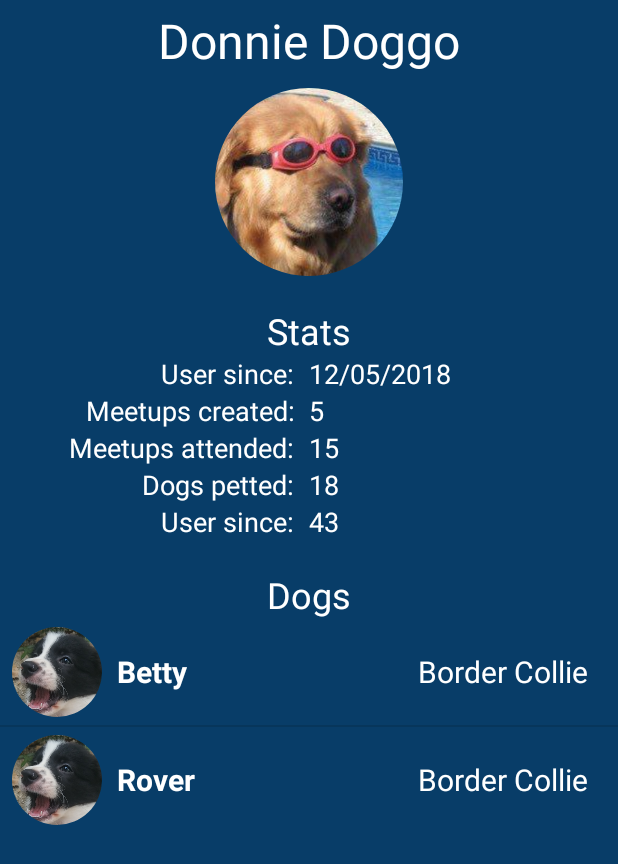
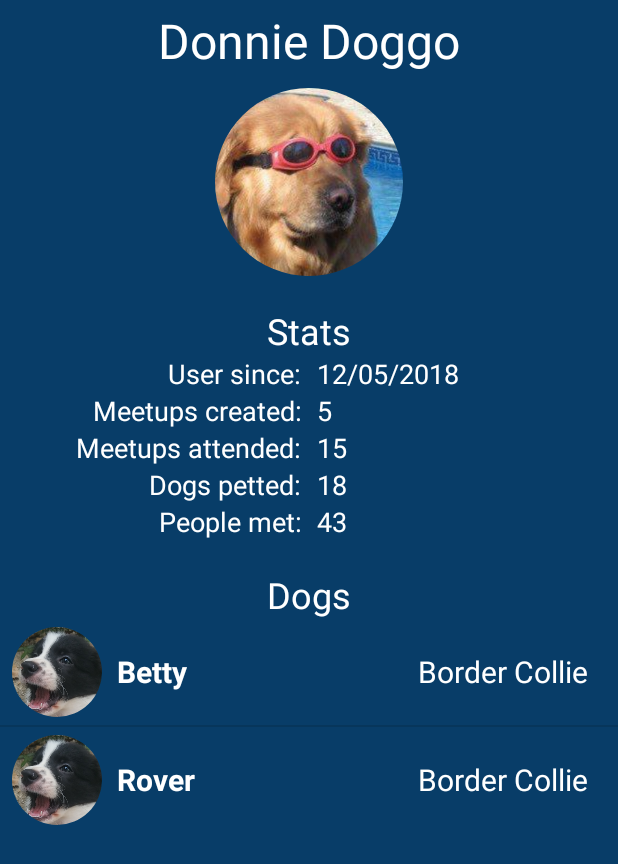
Before and after one commit to divy4/Dog-on-the-Quad, an Android app: the DogOwnerProfileActivity screen opened directly, with no data from a screen before it, on a phone screen of 412 x 824 dp. Shown: the top 864 px of the screen. Run offline under Robolectric (Android 15) with nearby library versions, the phone set to English and light mode, and no system bars; libraries missing offline, so code that uses them is left out: com.mikhaellopez.circularimageview; plain views replace CircularImageView.

Commit message:
Fix layout issues

```diff
--- a/app/src/main/java/cs465/illinois/edu/dogonthequad/Util.java
+++ b/app/src/main/java/cs465/illinois/edu/dogonthequad/Util.java
@@ -19,7 +19,7 @@ public class Util {
 
     private static String MAPS_ACTIVITY_FORMAT_STRING = "geo:%f,%f?q=%f,%f";
     private static String DATE_FORMAT = "MM/dd/yyyy";
-    private static String DATE_TIME_FORMAT = "MM/dd/yyyy HH:mm";
+    private static String DATE_TIME_FORMAT = "MM/dd/yyyy hh:mm a";
 
     public static Uri getMapsActivityUri(LatLng location) {
         return Uri.parse(String.format(
--- a/app/src/main/res/layout/activity_dog_owner_profile.xml
+++ b/app/src/main/res/layout/activity_dog_owner_profile.xml
@@ -49,7 +49,7 @@
                 android:layout_width="match_parent"
                 android:layout_height="wrap_content"
                 android:layout_weight="1"
-                android:layout_marginRight="10dp"
+                android:layout_marginRight="5dp"
                 android:gravity="right"
                 android:text="@string/user_since"
                 android:textSize="18sp"/>
@@ -59,6 +59,7 @@
                 android:layout_width="match_parent"
                 android:layout_height="wrap_content"
                 android:layout_weight="1"
+                android:layout_marginLeft="5dp"
                 android:gravity="left"
                 android:text=""
                 android:textSize="18sp"/>
@@ -74,7 +75,7 @@
                 android:layout_width="match_parent"
                 android:layout_height="wrap_content"
                 android:layout_weight="1"
-                android:layout_marginRight="10dp"
+                android:layout_marginRight="5dp"
                 android:gravity="right"
                 android:text="@string/meetups_created"
                 android:textSize="18sp"/>
@@ -84,6 +85,7 @@
                 android:layout_width="match_parent"
                 android:layout_height="wrap_content"
                 android:layout_weight="1"
+                android:layout_marginLeft="5dp"
                 android:gravity="left"
                 android:text=""
                 android:textSize="18sp"/>
@@ -99,7 +101,7 @@
                 android:layout_width="match_parent"
                 android:layout_height="wrap_content"
                 android:layout_weight="1"
-                android:layout_marginRight="10dp"
+                android:layout_marginRight="5dp"
                 android:gravity="right"
                 android:text="@string/meetups_attended"
                 android:textSize="18sp"/>
@@ -109,6 +111,7 @@
                 android:layout_width="match_parent"
                 android:layout_height="wrap_content"
                 android:layout_weight="1"
+                android:layout_marginLeft="5dp"
                 android:gravity="left"
                 android:text=""
                 android:textSize="18sp"/>
@@ -124,7 +127,7 @@
                 android:layout_width="match_parent"
                 android:layout_height="wrap_content"
                 android:layout_weight="1"
-                android:layout_marginRight="10dp"
+                android:layout_marginRight="5dp"
                 android:gravity="right"
                 android:text="@string/dogs_petted"
                 android:textSize="18sp"/>
@@ -134,6 +137,7 @@
                 android:layout_width="match_parent"
                 android:layout_height="wrap_content"
                 android:layout_weight="1"
+                android:layout_marginLeft="5dp"
                 android:gravity="left"
                 android:text=""
                 android:textSize="18sp"/>
@@ -149,9 +153,9 @@
                 android:layout_width="match_parent"
                 android:layout_height="wrap_content"
                 android:layout_weight="1"
-                android:layout_marginRight="10dp"
+                android:layout_marginRight="5dp"
                 android:gravity="right"
-                android:text="@string/user_since"
+                android:text="@string/people_met"
                 android:textSize="18sp"/>
 
             <TextView
@@ -159,6 +163,7 @@
                 android:layout_width="match_parent"
                 android:layout_height="wrap_content"
                 android:layout_weight="1"
+                android:layout_marginLeft="5dp"
                 android:gravity="left"
                 android:text=""
                 android:textSize="18sp"/>
```
